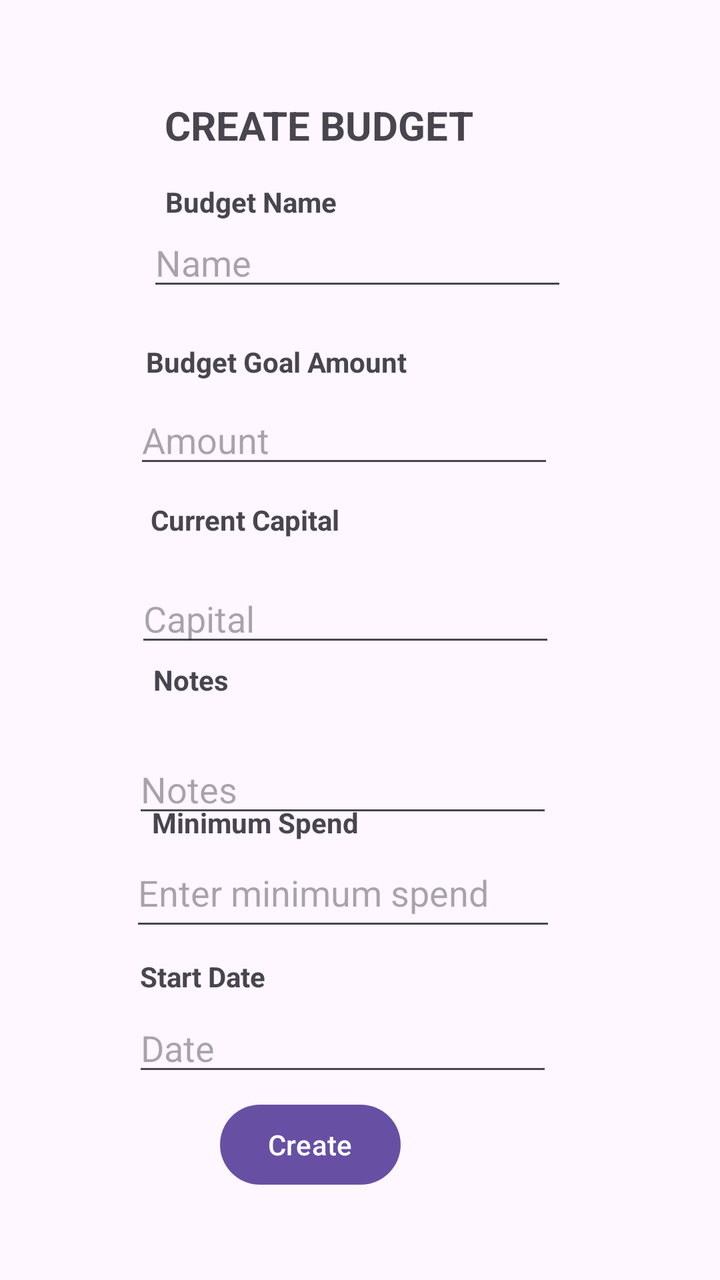
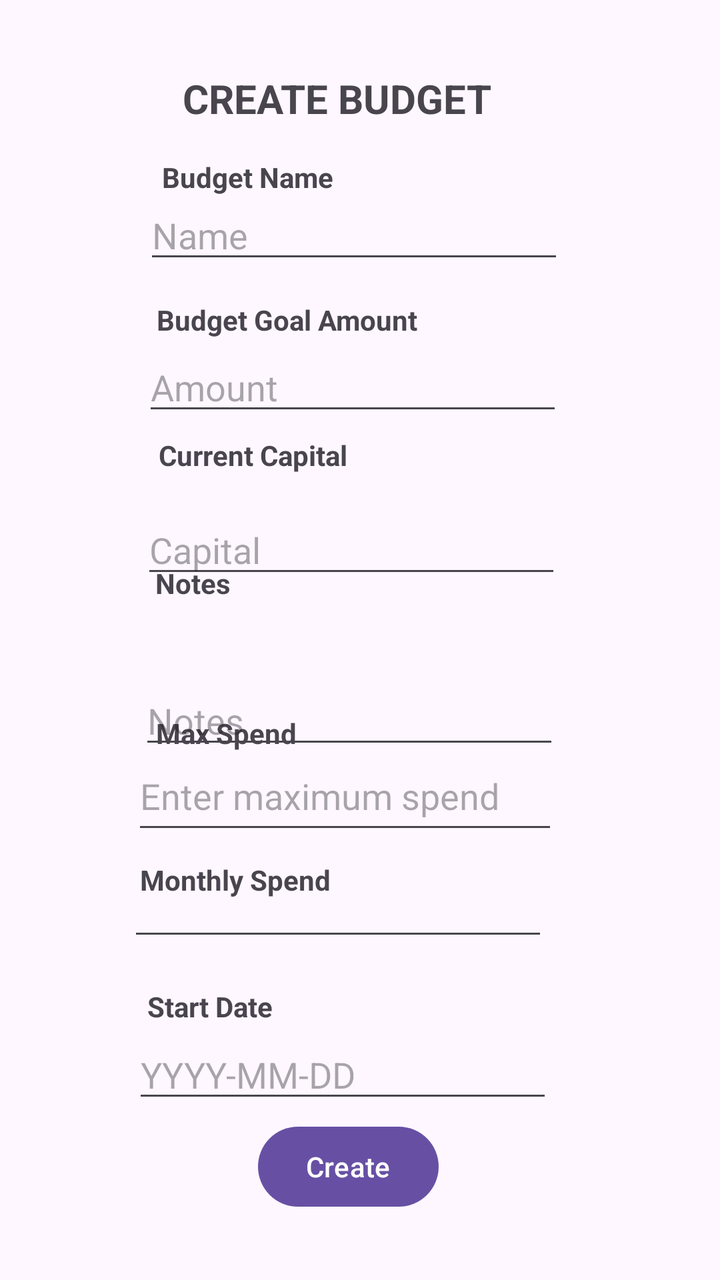

An Android layout rendered at two revisions. The XML below is the earlier revision; the diff shows what the commit changed to produce the second picture.
<!-- AndroidManifest.xml: application theme Theme.MoneyWizeV1 -->
<!-- res/layout/activity_budget.xml -->
<?xml version="1.0" encoding="utf-8"?>
<androidx.constraintlayout.widget.ConstraintLayout xmlns:android="http://schemas.android.com/apk/res/android"
    xmlns:app="http://schemas.android.com/apk/res-auto"
    xmlns:tools="http://schemas.android.com/tools"
    android:id="@+id/main"
    android:layout_width="match_parent"
    android:layout_height="match_parent"
    tools:context=".Budget">

    <TextView
        android:id="@+id/minSpendLabel"
        android:layout_width="wrap_content"
        android:layout_height="wrap_content"
        android:text="Minimum Spend"
        android:textStyle="bold"
        app:layout_constraintBottom_toBottomOf="parent"
        app:layout_constraintEnd_toEndOf="parent"
        app:layout_constraintHorizontal_bias="0.296"
        app:layout_constraintStart_toStartOf="parent"
        app:layout_constraintTop_toTopOf="parent"
        app:layout_constraintVertical_bias="0.647" />

    <TextView
        android:id="@+id/textView"
        android:layout_width="wrap_content"
        android:layout_height="wrap_content"
        android:text="CREATE BUDGET"
        android:textSize="20sp"
        android:textStyle="bold"
        app:layout_constraintBottom_toBottomOf="parent"
        app:layout_constraintEnd_toEndOf="parent"
        app:layout_constraintHorizontal_bias="0.401"
        app:layout_constraintStart_toStartOf="parent"
        app:layout_constraintTop_toTopOf="parent"
        app:layout_constraintVertical_bias="0.08" />

    <EditText
        android:id="@+id/editTextText"
        android:layout_width="wrap_content"
        android:layout_height="wrap_content"
        android:ems="10"
        android:hint="Name"
        android:inputType="text"
        app:layout_constraintBottom_toBottomOf="parent"
        app:layout_constraintEnd_toEndOf="parent"
        app:layout_constraintHorizontal_bias="0.492"
        app:layout_constraintStart_toStartOf="parent"
        app:layout_constraintTop_toTopOf="parent"
        app:layout_constraintVertical_bias="0.182" />

    <TextView
        android:id="@+id/textView3"
        android:layout_width="wrap_content"
        android:layout_height="wrap_content"
        android:text="Budget Goal Amount"
        android:textStyle="bold"
        app:layout_constraintBottom_toBottomOf="parent"
        app:layout_constraintEnd_toEndOf="parent"
        app:layout_constraintHorizontal_bias="0.318"
        app:layout_constraintStart_toStartOf="parent"
        app:layout_constraintTop_toTopOf="parent"
        app:layout_constraintVertical_bias="0.276" />

    <TextView
        android:id="@+id/textView7"
        android:layout_width="wrap_content"
        android:layout_height="wrap_content"
        android:text="Budget Name"
        android:textStyle="bold"
        app:layout_constraintBottom_toBottomOf="parent"
        app:layout_constraintEnd_toEndOf="parent"
        app:layout_constraintHorizontal_bias="0.301"
        app:layout_constraintStart_toStartOf="parent"
        app:layout_constraintTop_toTopOf="parent"
        app:layout_constraintVertical_bias="0.147" />

    <EditText
        android:id="@+id/editTextDate2"
        android:layout_width="wrap_content"
        android:layout_height="wrap_content"
        android:ems="10"
        android:hint="Date"
        android:inputType="date"
        app:layout_constraintBottom_toBottomOf="parent"
        app:layout_constraintEnd_toEndOf="parent"
        app:layout_constraintHorizontal_bias="0.442"
        app:layout_constraintStart_toStartOf="parent"
        app:layout_constraintTop_toTopOf="parent"
        app:layout_constraintVertical_bias="0.838" />

    <EditText
        android:id="@+id/minSpendEditTxt"
        android:layout_width="213dp"
        android:layout_height="51dp"
        android:ems="10"
        android:hint="Enter minimum spend"
        android:inputType="numberDecimal"
        app:layout_constraintBottom_toBottomOf="parent"
        app:layout_constraintEnd_toEndOf="parent"
        app:layout_constraintHorizontal_bias="0.442"
        app:layout_constraintStart_toStartOf="parent"
        app:layout_constraintTop_toTopOf="parent"
        app:layout_constraintVertical_bias="0.712" />

    <TextView
        android:id="@+id/textView6"
        android:layout_width="wrap_content"
        android:layout_height="wrap_content"
        android:text="Start Date"
        android:textStyle="bold"
        app:layout_constraintBottom_toBottomOf="parent"
        app:layout_constraintEnd_toEndOf="parent"
        app:layout_constraintHorizontal_bias="0.236"
        app:layout_constraintStart_toStartOf="parent"
        app:layout_constraintTop_toTopOf="parent"
        app:layout_constraintVertical_bias="0.771" />

    <TextView
        android:id="@+id/textView5"
        android:layout_width="wrap_content"
        android:layout_height="wrap_content"
        android:text="Notes"
        android:textStyle="bold"
        app:layout_constraintBottom_toBottomOf="parent"
        app:layout_constraintEnd_toEndOf="parent"
        app:layout_constraintHorizontal_bias="0.238"
        app:layout_constraintStart_toStartOf="parent"
        app:layout_constraintTop_toTopOf="parent"
        app:layout_constraintVertical_bias="0.532" />

    <EditText
        android:id="@+id/editTextText2"
        android:layout_width="wrap_content"
        android:layout_height="wrap_content"
        android:layout_marginTop="44dp"
        android:ems="10"
        android:hint="Notes"
        android:inputType="text"
        app:layout_constraintBottom_toBottomOf="parent"
        app:layout_constraintEnd_toEndOf="parent"
        app:layout_constraintHorizontal_bias="0.442"
        app:layout_constraintStart_toStartOf="parent"
        app:layout_constraintTop_toBottomOf="@+id/editTextNumber"
        app:layout_constraintVertical_bias="0.0" />

    <EditText
        android:id="@+id/editTextNumber"
        android:layout_width="wrap_content"
        android:layout_height="wrap_content"
        android:layout_marginTop="48dp"
        android:ems="10"
        android:hint="Capital"
        android:inputType="number"
        app:layout_constraintEnd_toEndOf="parent"
        app:layout_constraintHorizontal_bias="0.452"
        app:layout_constraintStart_toStartOf="parent"
        app:layout_constraintTop_toBottomOf="@+id/editTextDate" />

    <EditText
        android:id="@+id/editTextDate"
        android:layout_width="wrap_content"
        android:layout_height="wrap_content"
        android:ems="10"
        android:hint="Amount"
        android:inputType="number"
        app:layout_constraintBottom_toBottomOf="parent"
        app:layout_constraintEnd_toEndOf="parent"
        app:layout_constraintHorizontal_bias="0.447"
        app:layout_constraintStart_toStartOf="parent"
        app:layout_constraintTop_toTopOf="parent"
        app:layout_constraintVertical_bias="0.33" />

    <TextView
        android:id="@+id/textView4"
        android:layout_width="wrap_content"
        android:layout_height="wrap_content"
        android:text="Current Capital"
        android:textStyle="bold"
        app:layout_constraintBottom_toBottomOf="parent"
        app:layout_constraintEnd_toEndOf="parent"
        app:layout_constraintHorizontal_bias="0.283"
        app:layout_constraintStart_toStartOf="parent"
        app:layout_constraintTop_toTopOf="parent"
        app:layout_constraintVertical_bias="0.403" />

    <Button
        android:id="@+id/button"
        android:layout_width="wrap_content"
        android:layout_height="wrap_content"
        android:text="Create"
        app:layout_constraintBottom_toBottomOf="parent"
        app:layout_constraintEnd_toEndOf="parent"
        app:layout_constraintHorizontal_bias="0.408"
        app:layout_constraintStart_toStartOf="parent"
        app:layout_constraintTop_toTopOf="parent"
        app:layout_constraintVertical_bias="0.926" />

</androidx.constraintlayout.widget.ConstraintLayout>
<!-- resources referenced by this layout -->
<resources>
  <style name="Theme.MoneyWizeV1" parent="Base.Theme.MoneyWizeV1" />
  <style name="Base.Theme.MoneyWizeV1" parent="Theme.Material3.DayNight.NoActionBar">
          
          
      </style>
</resources>

<!-- the commit's change to res/layout/activity_budget.xml (unified diff, before → after) -->
@@ -8,19 +8,6 @@
     tools:context=".Budget">
 
     <TextView
-        android:id="@+id/minSpendLabel"
-        android:layout_width="wrap_content"
-        android:layout_height="wrap_content"
-        android:text="Minimum Spend"
-        android:textStyle="bold"
-        app:layout_constraintBottom_toBottomOf="parent"
-        app:layout_constraintEnd_toEndOf="parent"
-        app:layout_constraintHorizontal_bias="0.296"
-        app:layout_constraintStart_toStartOf="parent"
-        app:layout_constraintTop_toTopOf="parent"
-        app:layout_constraintVertical_bias="0.647" />
-
-    <TextView
         android:id="@+id/textView"
         android:layout_width="wrap_content"
         android:layout_height="wrap_content"
@@ -29,104 +16,103 @@
         android:textStyle="bold"
         app:layout_constraintBottom_toBottomOf="parent"
         app:layout_constraintEnd_toEndOf="parent"
-        app:layout_constraintHorizontal_bias="0.401"
-        app:layout_constraintStart_toStartOf="parent"
-        app:layout_constraintTop_toTopOf="parent"
-        app:layout_constraintVertical_bias="0.08" />
-
-    <EditText
-        android:id="@+id/editTextText"
-        android:layout_width="wrap_content"
-        android:layout_height="wrap_content"
-        android:ems="10"
-        android:hint="Name"
-        android:inputType="text"
-        app:layout_constraintBottom_toBottomOf="parent"
-        app:layout_constraintEnd_toEndOf="parent"
-        app:layout_constraintHorizontal_bias="0.492"
-        app:layout_constraintStart_toStartOf="parent"
-        app:layout_constraintTop_toTopOf="parent"
-        app:layout_constraintVertical_bias="0.182" />
-
-    <TextView
-        android:id="@+id/textView3"
-        android:layout_width="wrap_content"
-        android:layout_height="wrap_content"
-        android:text="Budget Goal Amount"
-        android:textStyle="bold"
-        app:layout_constraintBottom_toBottomOf="parent"
-        app:layout_constraintEnd_toEndOf="parent"
-        app:layout_constraintHorizontal_bias="0.318"
-        app:layout_constraintStart_toStartOf="parent"
-        app:layout_constraintTop_toTopOf="parent"
-        app:layout_constraintVertical_bias="0.276" />
-
-    <TextView
-        android:id="@+id/textView7"
-        android:layout_width="wrap_content"
-        android:layout_height="wrap_content"
-        android:text="Budget Name"
-        android:textStyle="bold"
-        app:layout_constraintBottom_toBottomOf="parent"
-        app:layout_constraintEnd_toEndOf="parent"
-        app:layout_constraintHorizontal_bias="0.301"
-        app:layout_constraintStart_toStartOf="parent"
-        app:layout_constraintTop_toTopOf="parent"
-        app:layout_constraintVertical_bias="0.147" />
+        app:layout_constraintHorizontal_bias="0.444"
+        app:layout_constraintStart_toStartOf="parent"
+        app:layout_constraintTop_toTopOf="parent"
+        app:layout_constraintVertical_bias="0.058" />
 
     <EditText
         android:id="@+id/editTextDate2"
         android:layout_width="wrap_content"
         android:layout_height="wrap_content"
         android:ems="10"
-        android:hint="Date"
+        android:hint="YYYY-MM-DD"
         android:inputType="date"
         app:layout_constraintBottom_toBottomOf="parent"
         app:layout_constraintEnd_toEndOf="parent"
-        app:layout_constraintHorizontal_bias="0.442"
-        app:layout_constraintStart_toStartOf="parent"
-        app:layout_constraintTop_toTopOf="parent"
-        app:layout_constraintVertical_bias="0.838" />
+        app:layout_constraintHorizontal_bias="0.443"
+        app:layout_constraintStart_toStartOf="parent"
+        app:layout_constraintTop_toTopOf="parent"
+        app:layout_constraintVertical_bias="0.86" />
+
+    <Button
+        android:id="@+id/button"
+        android:layout_width="wrap_content"
+        android:layout_height="wrap_content"
+        android:text="Create"
+        app:layout_constraintBottom_toBottomOf="parent"
+        app:layout_constraintEnd_toEndOf="parent"
+        app:layout_constraintHorizontal_bias="0.478"
+        app:layout_constraintStart_toStartOf="parent"
+        app:layout_constraintTop_toTopOf="parent"
+        app:layout_constraintVertical_bias="0.945" />
 
     <EditText
         android:id="@+id/minSpendEditTxt"
         android:layout_width="213dp"
         android:layout_height="51dp"
         android:ems="10"
-        android:hint="Enter minimum spend"
+        android:hint="Enter maximum spend"
         android:inputType="numberDecimal"
         app:layout_constraintBottom_toBottomOf="parent"
         app:layout_constraintEnd_toEndOf="parent"
-        app:layout_constraintHorizontal_bias="0.442"
-        app:layout_constraintStart_toStartOf="parent"
-        app:layout_constraintTop_toTopOf="parent"
-        app:layout_constraintVertical_bias="0.712" />
+        app:layout_constraintHorizontal_bias="0.448"
+        app:layout_constraintStart_toStartOf="parent"
+        app:layout_constraintTop_toTopOf="parent"
+        app:layout_constraintVertical_bias="0.63" />
+
+    <TextView
+        android:id="@+id/textView11"
+        android:layout_width="wrap_content"
+        android:layout_height="wrap_content"
+        android:text="Start Date"
+        android:textStyle="bold"
+        app:layout_constraintBottom_toBottomOf="parent"
+        app:layout_constraintEnd_toEndOf="parent"
+        app:layout_constraintHorizontal_bias="0.248"
+        app:layout_constraintStart_toStartOf="parent"
+        app:layout_constraintTop_toTopOf="parent"
+        app:layout_constraintVertical_bias="0.795" />
+
+    <EditText
+        android:id="@+id/monthlyGoalEditTxt"
+        android:layout_width="wrap_content"
+        android:layout_height="wrap_content"
+        android:layout_marginBottom="156dp"
+        android:ems="10"
+        android:inputType="number"
+        app:layout_constraintBottom_toBottomOf="parent"
+        app:layout_constraintEnd_toEndOf="parent"
+        app:layout_constraintHorizontal_bias="0.427"
+        app:layout_constraintStart_toStartOf="parent"
+        app:layout_constraintTop_toBottomOf="@+id/minSpendEditTxt"
+        app:layout_constraintVertical_bias="0.586" />
 
     <TextView
         android:id="@+id/textView6"
         android:layout_width="wrap_content"
         android:layout_height="wrap_content"
-        android:text="Start Date"
-        android:textStyle="bold"
-        app:layout_constraintBottom_toBottomOf="parent"
-        app:layout_constraintEnd_toEndOf="parent"
-        app:layout_constraintHorizontal_bias="0.236"
-        app:layout_constraintStart_toStartOf="parent"
-        app:layout_constraintTop_toTopOf="parent"
-        app:layout_constraintVertical_bias="0.771" />
-
-    <TextView
-        android:id="@+id/textView5"
-        android:layout_width="wrap_content"
-        android:layout_height="wrap_content"
-        android:text="Notes"
-        android:textStyle="bold"
-        app:layout_constraintBottom_toBottomOf="parent"
-        app:layout_constraintEnd_toEndOf="parent"
-        app:layout_constraintHorizontal_bias="0.238"
-        app:layout_constraintStart_toStartOf="parent"
-        app:layout_constraintTop_toTopOf="parent"
-        app:layout_constraintVertical_bias="0.532" />
+        android:text="Monthly Spend"
+        android:textStyle="bold"
+        app:layout_constraintBottom_toBottomOf="parent"
+        app:layout_constraintEnd_toEndOf="parent"
+        app:layout_constraintHorizontal_bias="0.264"
+        app:layout_constraintStart_toStartOf="parent"
+        app:layout_constraintTop_toTopOf="parent"
+        app:layout_constraintVertical_bias="0.693" />
+
+    <TextView
+        android:id="@+id/minSpendLabel"
+        android:layout_width="wrap_content"
+        android:layout_height="wrap_content"
+        android:text="Max Spend"
+        android:textStyle="bold"
+        app:layout_constraintBottom_toBottomOf="parent"
+        app:layout_constraintEnd_toEndOf="parent"
+        app:layout_constraintHorizontal_bias="0.269"
+        app:layout_constraintStart_toStartOf="parent"
+        app:layout_constraintTop_toTopOf="parent"
+        app:layout_constraintVertical_bias="0.575" />
 
     <EditText
         android:id="@+id/editTextText2"
@@ -138,38 +124,38 @@
         android:inputType="text"
         app:layout_constraintBottom_toBottomOf="parent"
         app:layout_constraintEnd_toEndOf="parent"
-        app:layout_constraintHorizontal_bias="0.442"
+        app:layout_constraintHorizontal_bias="0.465"
         app:layout_constraintStart_toStartOf="parent"
         app:layout_constraintTop_toBottomOf="@+id/editTextNumber"
         app:layout_constraintVertical_bias="0.0" />
 
     <EditText
+        android:id="@+id/editTextDate"
+        android:layout_width="wrap_content"
+        android:layout_height="wrap_content"
+        android:ems="10"
+        android:hint="Amount"
+        android:inputType="number"
+        app:layout_constraintBottom_toBottomOf="parent"
+        app:layout_constraintEnd_toEndOf="parent"
+        app:layout_constraintHorizontal_bias="0.475"
+        app:layout_constraintStart_toStartOf="parent"
+        app:layout_constraintTop_toTopOf="parent"
+        app:layout_constraintVertical_bias="0.286" />
+
+    <EditText
         android:id="@+id/editTextNumber"
         android:layout_width="wrap_content"
         android:layout_height="wrap_content"
-        android:layout_marginTop="48dp"
+        android:layout_marginTop="40dp"
         android:ems="10"
         android:hint="Capital"
         android:inputType="number"
         app:layout_constraintEnd_toEndOf="parent"
-        app:layout_constraintHorizontal_bias="0.452"
+        app:layout_constraintHorizontal_bias="0.47"
         app:layout_constraintStart_toStartOf="parent"
         app:layout_constraintTop_toBottomOf="@+id/editTextDate" />
 
-    <EditText
-        android:id="@+id/editTextDate"
-        android:layout_width="wrap_content"
-        android:layout_height="wrap_content"
-        android:ems="10"
-        android:hint="Amount"
-        android:inputType="number"
-        app:layout_constraintBottom_toBottomOf="parent"
-        app:layout_constraintEnd_toEndOf="parent"
-        app:layout_constraintHorizontal_bias="0.447"
-        app:layout_constraintStart_toStartOf="parent"
-        app:layout_constraintTop_toTopOf="parent"
-        app:layout_constraintVertical_bias="0.33" />
-
     <TextView
         android:id="@+id/textView4"
         android:layout_width="wrap_content"
@@ -178,21 +164,62 @@
         android:textStyle="bold"
         app:layout_constraintBottom_toBottomOf="parent"
         app:layout_constraintEnd_toEndOf="parent"
-        app:layout_constraintHorizontal_bias="0.283"
-        app:layout_constraintStart_toStartOf="parent"
-        app:layout_constraintTop_toTopOf="parent"
-        app:layout_constraintVertical_bias="0.403" />
-
-    <Button
-        android:id="@+id/button"
-        android:layout_width="wrap_content"
-        android:layout_height="wrap_content"
-        android:text="Create"
-        app:layout_constraintBottom_toBottomOf="parent"
-        app:layout_constraintEnd_toEndOf="parent"
-        app:layout_constraintHorizontal_bias="0.408"
-        app:layout_constraintStart_toStartOf="parent"
-        app:layout_constraintTop_toTopOf="parent"
-        app:layout_constraintVertical_bias="0.926" />
+        app:layout_constraintHorizontal_bias="0.298"
+        app:layout_constraintStart_toStartOf="parent"
+        app:layout_constraintTop_toTopOf="parent"
+        app:layout_constraintVertical_bias="0.351" />
+
+    <TextView
+        android:id="@+id/textView5"
+        android:layout_width="wrap_content"
+        android:layout_height="wrap_content"
+        android:text="Notes"
+        android:textStyle="bold"
+        app:layout_constraintBottom_toBottomOf="parent"
+        app:layout_constraintEnd_toEndOf="parent"
+        app:layout_constraintHorizontal_bias="0.241"
+        app:layout_constraintStart_toStartOf="parent"
+        app:layout_constraintTop_toTopOf="parent"
+        app:layout_constraintVertical_bias="0.454" />
+
+    <EditText
+        android:id="@+id/editTextText"
+        android:layout_width="wrap_content"
+        android:layout_height="wrap_content"
+        android:ems="10"
+        android:hint="Name"
+        android:inputType="text"
+        app:layout_constraintBottom_toBottomOf="parent"
+        app:layout_constraintEnd_toEndOf="parent"
+        app:layout_constraintHorizontal_bias="0.481"
+        app:layout_constraintStart_toStartOf="parent"
+        app:layout_constraintTop_toTopOf="parent"
+        app:layout_constraintVertical_bias="0.159" />
+
+    <TextView
+        android:id="@+id/textView3"
+        android:layout_width="wrap_content"
+        android:layout_height="wrap_content"
+        android:text="Budget Goal Amount"
+        android:textStyle="bold"
+        app:layout_constraintBottom_toBottomOf="parent"
+        app:layout_constraintEnd_toEndOf="parent"
+        app:layout_constraintHorizontal_bias="0.342"
+        app:layout_constraintStart_toStartOf="parent"
+        app:layout_constraintTop_toTopOf="parent"
+        app:layout_constraintVertical_bias="0.242" />
+
+    <TextView
+        android:id="@+id/textView7"
+        android:layout_width="wrap_content"
+        android:layout_height="wrap_content"
+        android:text="Budget Name"
+        android:textStyle="bold"
+        app:layout_constraintBottom_toBottomOf="parent"
+        app:layout_constraintEnd_toEndOf="parent"
+        app:layout_constraintHorizontal_bias="0.295"
+        app:layout_constraintStart_toStartOf="parent"
+        app:layout_constraintTop_toTopOf="parent"
+        app:layout_constraintVertical_bias="0.127" />
 
 </androidx.constraintlayout.widget.ConstraintLayout>
